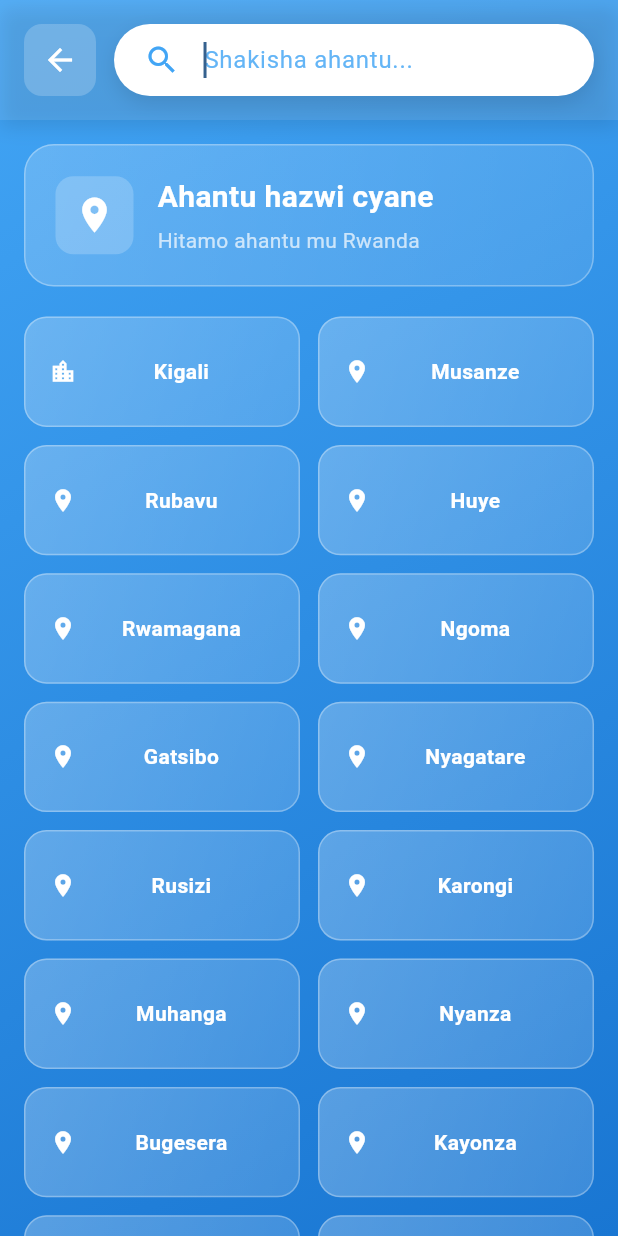
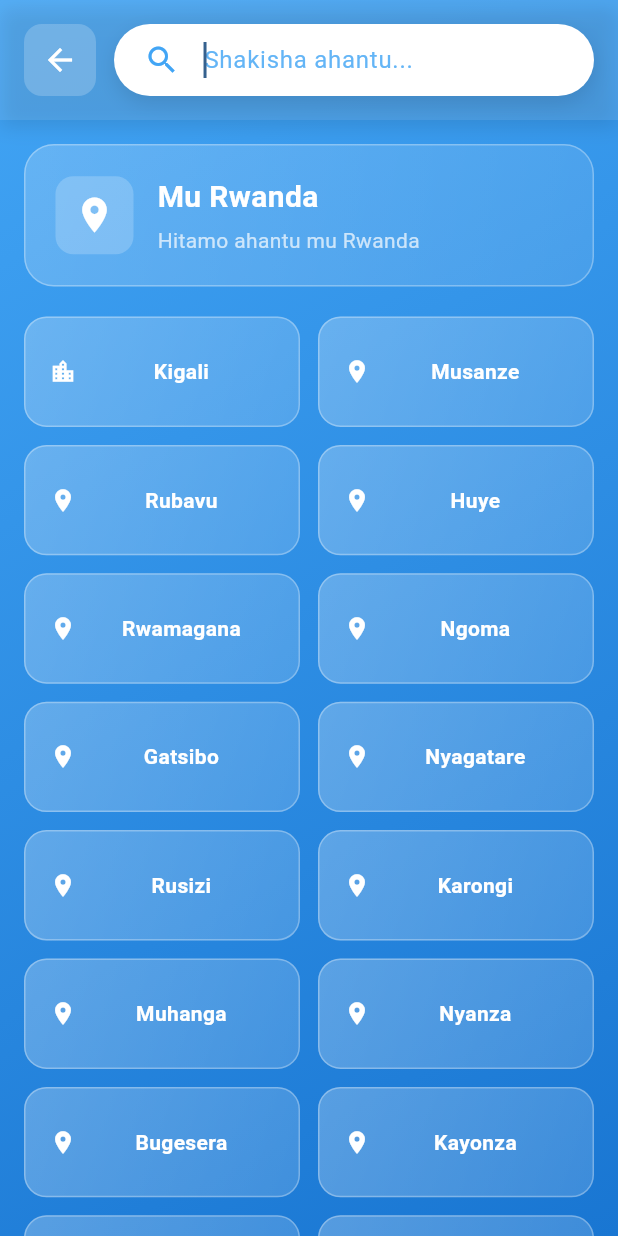
Before and after one commit to jeanleonhirwa/iteganyagihe2, a Flutter app: the SearchScreen screen opened directly, on a phone screen of 412 x 824 dp. Run offline on Flutter 3.47's test engine with Material 3 defaults, Android fonts, the phone set to English and light mode, and no system bars; network calls fail.

Commit message:
Fifth commit

```diff
--- a/lib/screens/search_screen.dart
+++ b/lib/screens/search_screen.dart
@@ -328,7 +328,7 @@ class _SearchScreenState extends State<SearchScreen> with SingleTickerProviderSt
                     crossAxisAlignment: CrossAxisAlignment.start,
                     children: [
                       Text(
-                        'Ahantu hazwi cyane',
+                        'Mu Rwanda',
                         style: TextStyle(
                           color: Colors.white,
                           fontSize: 20,
```
